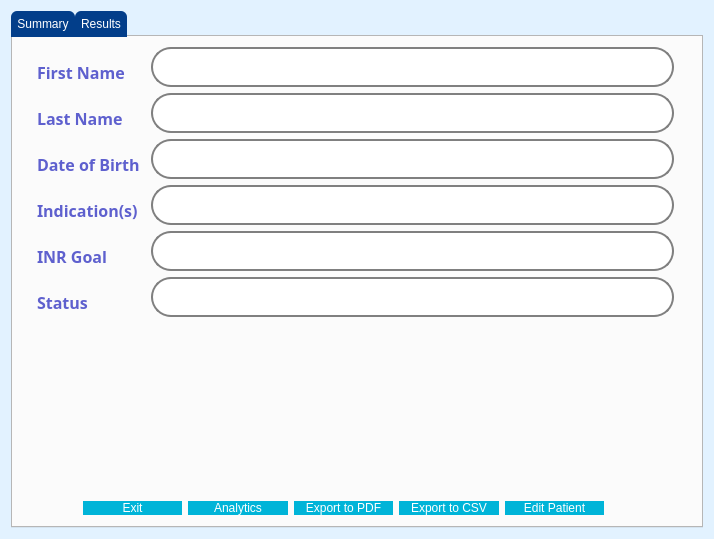
First picture: the form in uic/patientprofile.ui, repository xyang-github/INR_Tracker, before the edit.
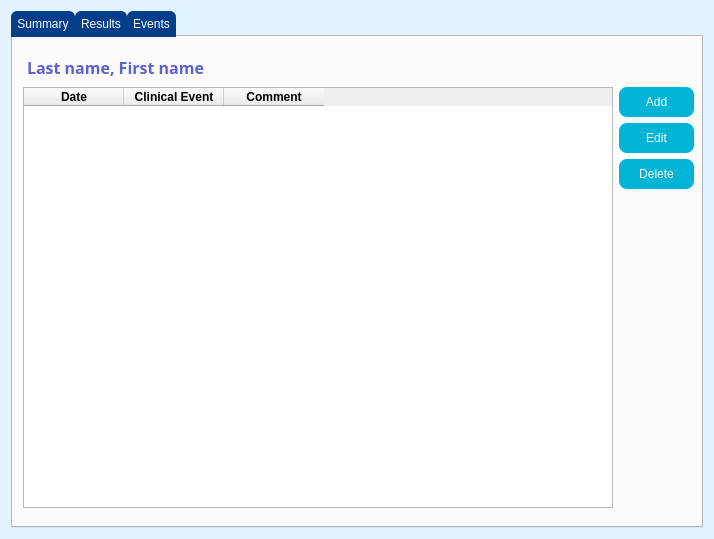
Second picture: the form after the edit. Icons and pictures are not drawn.

Commit message: Created a new tab for events

The edit to the form file:
```diff
--- a/uic/patientprofile.ui
+++ b/uic/patientprofile.ui
@@ -201,7 +201,7 @@
       <enum>QTabWidget::Rounded</enum>
      </property>
      <property name="currentIndex">
-      <number>0</number>
+      <number>2</number>
      </property>
      <widget class="QWidget" name="Summary">
       <property name="focusPolicy">
@@ -365,7 +365,7 @@
         </item>
        </layout>
       </widget>
-      <widget class="QWidget" name="">
+      <widget class="QWidget" name="layoutWidget">
        <property name="geometry">
         <rect>
          <x>70</x>
@@ -607,6 +607,152 @@
        </property>
       </widget>
      </widget>
+     <widget class="QWidget" name="Events">
+      <attribute name="title">
+       <string>Events</string>
+      </attribute>
+      <widget class="QLabel" name="lblName_events">
+       <property name="geometry">
+        <rect>
+         <x>10</x>
+         <y>10</y>
+         <width>661</width>
+         <height>31</height>
+        </rect>
+       </property>
+       <property name="font">
+        <font>
+         <family>Raleway</family>
+         <pointsize>-1</pointsize>
+         <weight>75</weight>
+         <bold>true</bold>
+        </font>
+       </property>
+       <property name="text">
+        <string>Last name, First name</string>
+       </property>
+      </widget>
+      <widget class="QWidget" name="">
+       <property name="geometry">
+        <rect>
+         <x>10</x>
+         <y>50</y>
+         <width>671</width>
+         <height>421</height>
+        </rect>
+       </property>
+       <layout class="QHBoxLayout" name="lytMain">
+        <item>
+         <widget class="QTableWidget" name="tblEvents">
+          <column>
+           <property name="text">
+            <string>Date</string>
+           </property>
+           <property name="font">
+            <font>
+             <weight>75</weight>
+             <bold>true</bold>
+            </font>
+           </property>
+          </column>
+          <column>
+           <property name="text">
+            <string>Clinical Event</string>
+           </property>
+           <property name="font">
+            <font>
+             <weight>75</weight>
+             <bold>true</bold>
+            </font>
+           </property>
+          </column>
+          <column>
+           <property name="text">
+            <string>Comment</string>
+           </property>
+           <property name="font">
+            <font>
+             <weight>75</weight>
+             <bold>true</bold>
+            </font>
+           </property>
+          </column>
+         </widget>
+        </item>
+        <item>
+         <layout class="QVBoxLayout" name="lytButtons_events">
+          <item>
+           <widget class="QPushButton" name="btnAdd_event">
+            <property name="minimumSize">
+             <size>
+              <width>75</width>
+              <height>30</height>
+             </size>
+            </property>
+            <property name="text">
+             <string>Add</string>
+            </property>
+            <property name="icon">
+             <iconset resource="../resource/resource.qrc">
+              <normaloff>:/icon/add.png</normaloff>:/icon/add.png</iconset>
+            </property>
+           </widget>
+          </item>
+          <item>
+           <widget class="QPushButton" name="btnEdit_event">
+            <property name="minimumSize">
+             <size>
+              <width>75</width>
+              <height>30</height>
+             </size>
+            </property>
+            <property name="text">
+             <string>Edit</string>
+            </property>
+            <property name="icon">
+             <iconset resource="../resource/resource.qrc">
+              <normaloff>:/icon/edit.png</normaloff>:/icon/edit.png</iconset>
+            </property>
+            <property name="autoDefault">
+             <bool>false</bool>
+            </property>
+           </widget>
+          </item>
+          <item>
+           <widget class="QPushButton" name="btnDelete_event">
+            <property name="minimumSize">
+             <size>
+              <width>75</width>
+              <height>30</height>
+             </size>
+            </property>
+            <property name="text">
+             <string>Delete</string>
+            </property>
+            <property name="icon">
+             <iconset resource="../resource/resource.qrc">
+              <normaloff>:/icon/delete.png</normaloff>:/icon/delete.png</iconset>
+            </property>
+           </widget>
+          </item>
+          <item>
+           <spacer name="verticalSpacer">
+            <property name="orientation">
+             <enum>Qt::Vertical</enum>
+            </property>
+            <property name="sizeHint" stdset="0">
+             <size>
+              <width>20</width>
+              <height>40</height>
+             </size>
+            </property>
+           </spacer>
+          </item>
+         </layout>
+        </item>
+       </layout>
+      </widget>
+     </widget>
     </widget>
    </item>
   </layout>
```
The commit also changes 1 other file.
